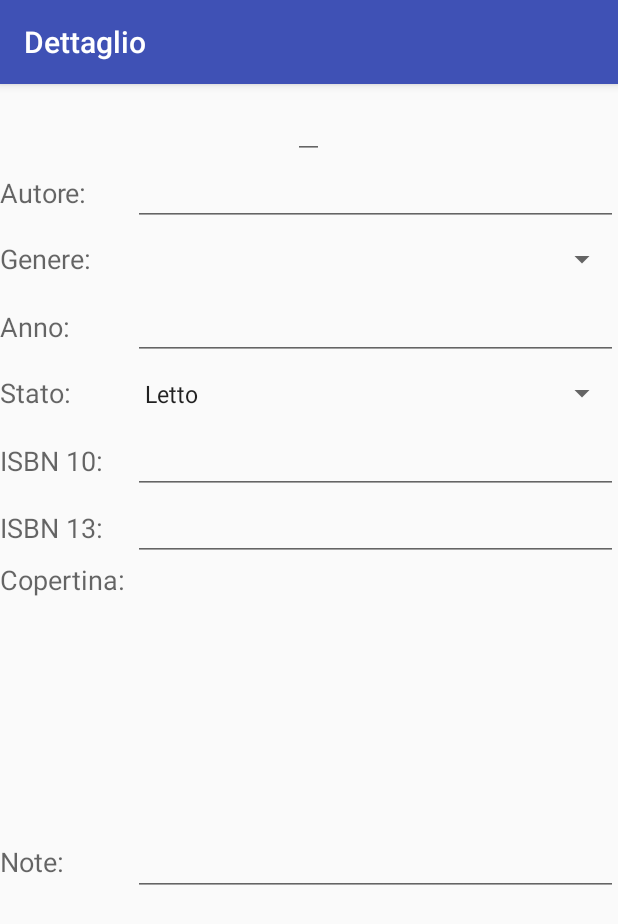
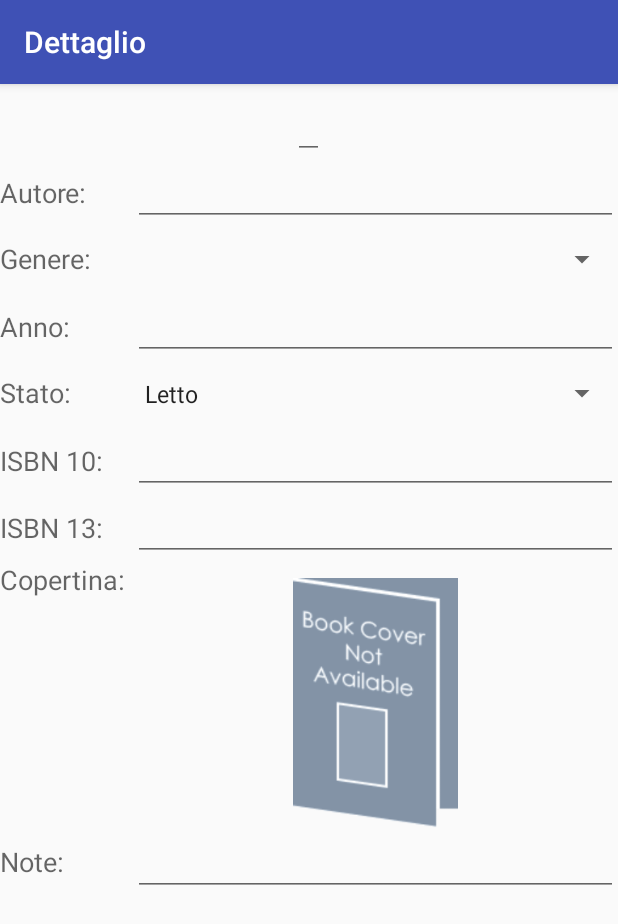
Before and after one commit to MagisterVitae/BiblioVale, an Android app: the BookDetailActivity screen opened directly, with no data from a screen before it, on a phone screen of 412 x 824 dp. Shown: the top 924 px of the screen. Run offline under Robolectric (Android 15) with nearby library versions, the phone set to English and light mode, and no system bars; 16 statements that could not run were skipped.

Commit message:
Fix autocompletamento autore Aggiunta immagine default se non trova copertina

```diff
--- a/app/src/main/java/dev/sturmtruppen/bibliovale/BookDetailActivity.java
+++ b/app/src/main/java/dev/sturmtruppen/bibliovale/BookDetailActivity.java
@@ -1,5 +1,7 @@
 package dev.sturmtruppen.bibliovale;
 
+import android.graphics.drawable.Drawable;
+import android.support.v4.content.ContextCompat;
 import android.support.v7.app.AppCompatActivity;
 import android.os.Bundle;
 import android.text.TextUtils;
@@ -82,9 +84,8 @@ public class BookDetailActivity extends AppCompatActivity implements View.OnClic
             }
         });
 
-
         //Listener
-        acTxtAuthor.setOnClickListener(this);
+        //acTxtAuthor.setOnClickListener(this);
         spinGenre.setOnItemSelectedListener(this);
 
         //Recupero libro da visualizzare
@@ -172,6 +173,7 @@ public class BookDetailActivity extends AppCompatActivity implements View.OnClic
     private void showBook(String jsonBook){
         Book book = JSONHelper.bookDeserialize(jsonBook);
         List<Author> authorsList = book.getAuthors();
+        Drawable bookCover = null;
         String authors = "";
 
         //AUTORE SINGOLO
@@ -191,8 +193,12 @@ public class BookDetailActivity extends AppCompatActivity implements View.OnClic
         this.savedGenre = book.getGenre().getName();
         this.savedAuthor = authors;
 
-        imgThumbnail.setImageDrawable(book.fetchThumbnail());
+        bookCover = book.fetchThumbnail();
+        if(bookCover == null)
+            bookCover = ContextCompat.getDrawable(this, R.drawable.cover_not_found);
+        imgThumbnail.setImageDrawable(bookCover);
     }
 
 
+
 }
--- a/app/src/main/res/layout/activity_book_detail.xml
+++ b/app/src/main/res/layout/activity_book_detail.xml
@@ -43,8 +43,9 @@
             android:id="@+id/acTxtAuthor"
             android:layout_width="match_parent"
             android:layout_height="20pt"
-            android:clickable="false"
-            android:enabled="true"/>
+            android:enabled="true"
+            android:completionThreshold="1"
+            android:singleLine="true" />
     </TableRow>
 
     <TableRow android:layout_height="15pt"
```
Also changed, not shown: app/src/main/res/drawable/cover_not_found.png (added).
